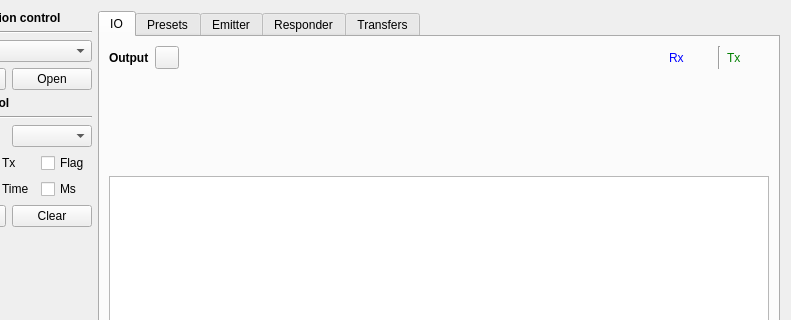
This is src/page/page.ui in x-tools-author/x-tools as Qt 5 draws it before an edit; both pictures show x 85 to 876 and y 0 to 320 of the 876 by 438 pixel window. The edited form follows.
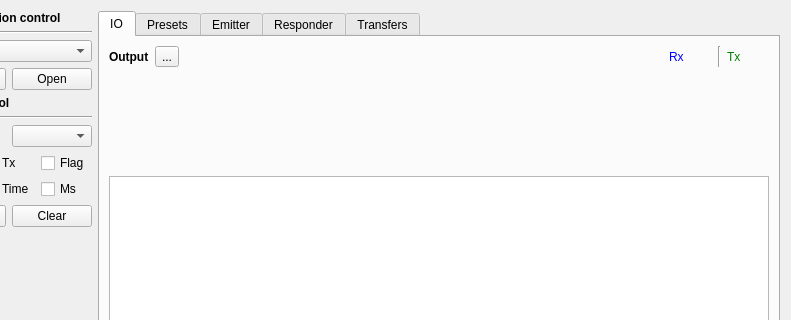
This is the edited form. The open tabs and pages were chosen to show the change. Custom widgets are drawn as their Qt base class.

The edit to the form file:
```diff
--- a/src/page/page.ui
+++ b/src/page/page.ui
@@ -261,7 +261,6 @@
           <widget class="QLabel" name="label_4">
            <property name="font">
             <font>
-             <weight>75</weight>
              <bold>true</bold>
             </font>
            </property>
@@ -273,7 +272,7 @@
          <item>
           <widget class="QToolButton" name="toolButtonCharts">
            <property name="text">
-            <string notr="true"/>
+            <string notr="true">...</string>
            </property>
           </widget>
          </item>
```
Left out of the diff: 19 changed lines with no effect on the pictures.
